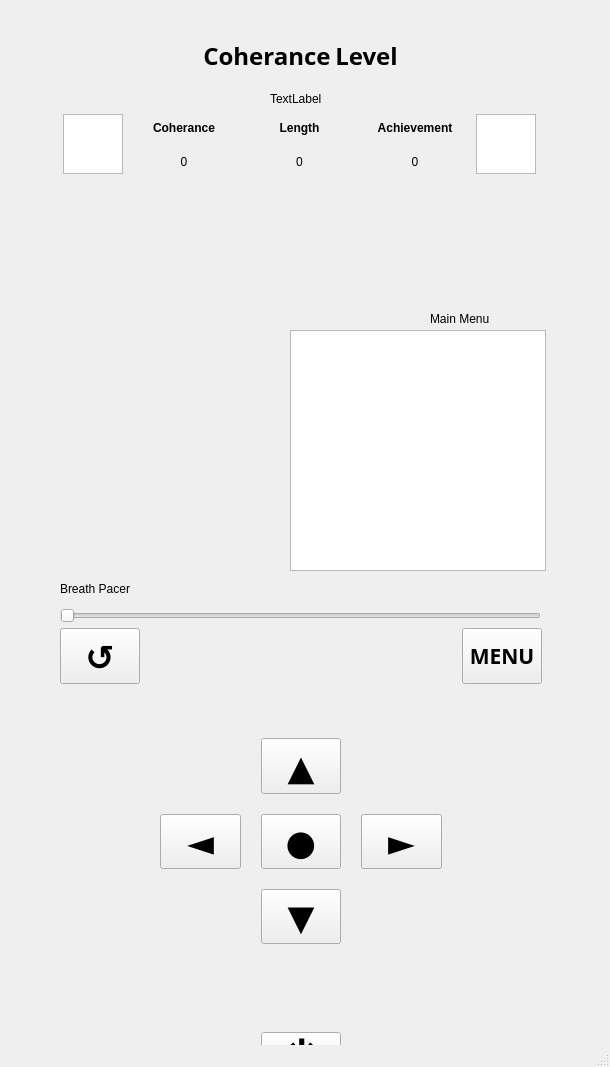
Qt form mainwindow.ui (JosephChing/COMP3004Team65) before a commit.
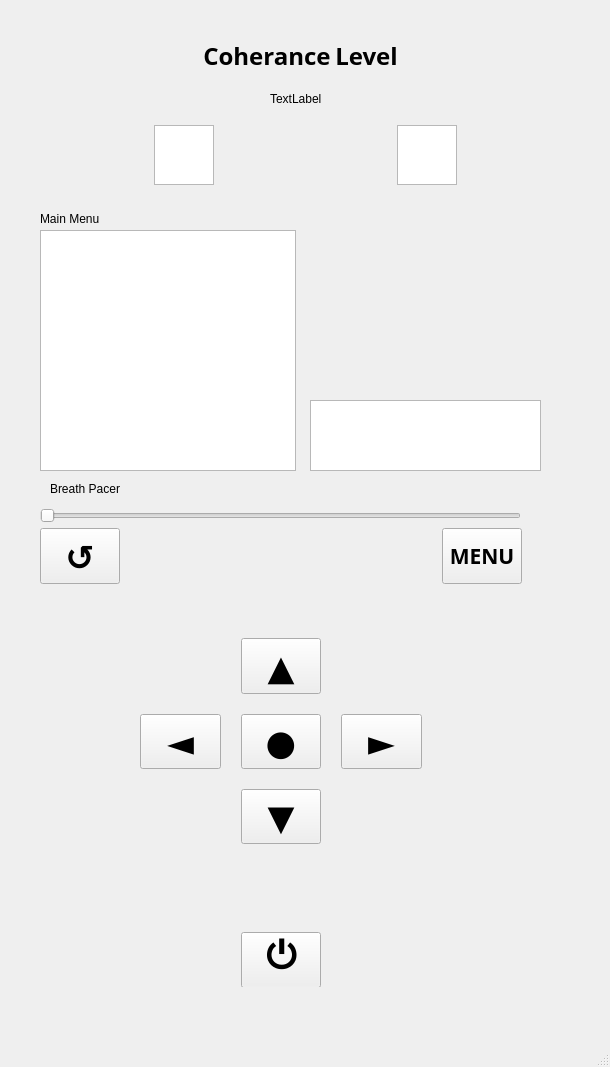
The same form after that commit. Icons and pictures are not drawn. Custom widgets are drawn as their Qt base class.

```diff
--- a/mainwindow.ui
+++ b/mainwindow.ui
@@ -17,8 +17,8 @@
    <widget class="QWidget" name="gridLayoutWidget">
     <property name="geometry">
      <rect>
-      <x>60</x>
-      <y>628</y>
+      <x>40</x>
+      <y>528</y>
       <width>482</width>
       <height>459</height>
      </rect>
@@ -307,10 +307,10 @@
    <widget class="QWidget" name="horizontalLayoutWidget_2">
     <property name="geometry">
      <rect>
-      <x>59</x>
-      <y>109</y>
-      <width>481</width>
-      <height>71</height>
+      <x>150</x>
+      <y>110</y>
+      <width>311</width>
+      <height>91</height>
      </rect>
     </property>
     <layout class="QHBoxLayout" name="horizontalLayout_2">
@@ -349,94 +349,23 @@
       </widget>
      </item>
      <item>
-      <layout class="QVBoxLayout" name="verticalLayout_2">
-       <item>
-        <widget class="QLabel" name="label_6">
-         <property name="font">
-          <font>
-           <weight>75</weight>
-           <bold>true</bold>
-          </font>
-         </property>
-         <property name="text">
-          <string>Coherance</string>
-         </property>
-         <property name="alignment">
-          <set>Qt::AlignCenter</set>
-         </property>
-        </widget>
-       </item>
-       <item>
-        <widget class="QLabel" name="coheranceLabel">
-         <property name="text">
-          <string>0</string>
-         </property>
-         <property name="alignment">
-          <set>Qt::AlignCenter</set>
-         </property>
-        </widget>
-       </item>
-      </layout>
-     </item>
-     <item>
-      <layout class="QVBoxLayout" name="verticalLayout_3">
-       <item>
-        <widget class="QLabel" name="label_15">
-         <property name="font">
-          <font>
-           <weight>75</weight>
-           <bold>true</bold>
-          </font>
-         </property>
-         <property name="text">
-          <string>Length</string>
-         </property>
-         <property name="alignment">
-          <set>Qt::AlignCenter</set>
-         </property>
-        </widget>
-       </item>
-       <item>
-        <widget class="QLabel" name="lengthLabel">
-         <property name="text">
-          <string>0</string>
-         </property>
-         <property name="alignment">
-          <set>Qt::AlignCenter</set>
-         </property>
-        </widget>
-       </item>
-      </layout>
-     </item>
-     <item>
-      <layout class="QVBoxLayout" name="verticalLayout_4">
-       <item>
-        <widget class="QLabel" name="label_17">
-         <property name="font">
-          <font>
-           <weight>75</weight>
-           <bold>true</bold>
-          </font>
-         </property>
-         <property name="text">
-          <string>Achievement</string>
-         </property>
-         <property name="alignment">
-          <set>Qt::AlignCenter</set>
-         </property>
-        </widget>
-       </item>
-       <item>
-        <widget class="QLabel" name="achievementLabel">
-         <property name="text">
-          <string>0</string>
-         </property>
-         <property name="alignment">
-          <set>Qt::AlignCenter</set>
-         </property>
-        </widget>
-       </item>
-      </layout>
+      <widget class="QLabel" name="lightPicture">
+       <property name="text">
+        <string/>
+       </property>
+       <property name="pixmap">
+        <pixmap resource="lightPictures.qrc">:/lightsPictures/noLights.png</pixmap>
+       </property>
+       <property name="scaledContents">
+        <bool>true</bool>
+       </property>
+       <property name="margin">
+        <number>5</number>
+       </property>
+       <property name="indent">
+        <number>-4</number>
+       </property>
+      </widget>
      </item>
      <item>
       <widget class="QGraphicsView" name="hrContactGraphic">
@@ -465,18 +394,18 @@
    <widget class="QCustomPlot" name="graph" native="true">
     <property name="geometry">
      <rect>
-      <x>340</x>
-      <y>210</y>
+      <x>320</x>
+      <y>230</y>
       <width>221</width>
-      <height>191</height>
+      <height>161</height>
      </rect>
     </property>
    </widget>
    <widget class="QLabel" name="label_14">
     <property name="geometry">
      <rect>
-      <x>60</x>
-      <y>580</y>
+      <x>50</x>
+      <y>480</y>
       <width>91</width>
       <height>17</height>
      </rect>
@@ -491,8 +420,8 @@
     </property>
     <property name="geometry">
      <rect>
-      <x>60</x>
-      <y>600</y>
+      <x>40</x>
+      <y>500</y>
       <width>481</width>
       <height>31</height>
      </rect>
@@ -507,8 +436,8 @@
    <widget class="QListWidget" name="mainMenuListView">
     <property name="geometry">
      <rect>
-      <x>290</x>
-      <y>330</y>
+      <x>40</x>
+      <y>230</y>
       <width>256</width>
       <height>241</height>
      </rect>
@@ -517,8 +446,8 @@
    <widget class="QLabel" name="menuLabel">
     <property name="geometry">
      <rect>
-      <x>430</x>
-      <y>310</y>
+      <x>40</x>
+      <y>210</y>
       <width>121</width>
       <height>17</height>
      </rect>
@@ -540,30 +469,15 @@
      <string>TextLabel</string>
     </property>
    </widget>
-   <widget class="QLabel" name="lightPicture">
+   <widget class="QTextEdit" name="summary">
     <property name="geometry">
      <rect>
-      <x>-10</x>
-      <y>120</y>
-      <width>641</width>
-      <height>261</height>
+      <x>310</x>
+      <y>400</y>
+      <width>231</width>
+      <height>71</height>
      </rect>
     </property>
-    <property name="text">
-     <string/>
-    </property>
-    <property name="pixmap">
-     <pixmap resource="lightPictures.qrc">:/lightsPictures/noLights.png</pixmap>
-    </property>
-    <property name="scaledContents">
-     <bool>true</bool>
-    </property>
-    <property name="margin">
-     <number>62</number>
-    </property>
-    <property name="indent">
-     <number>-4</number>
-    </property>
    </widget>
   </widget>
   <widget class="QMenuBar" name="menubar">
```
